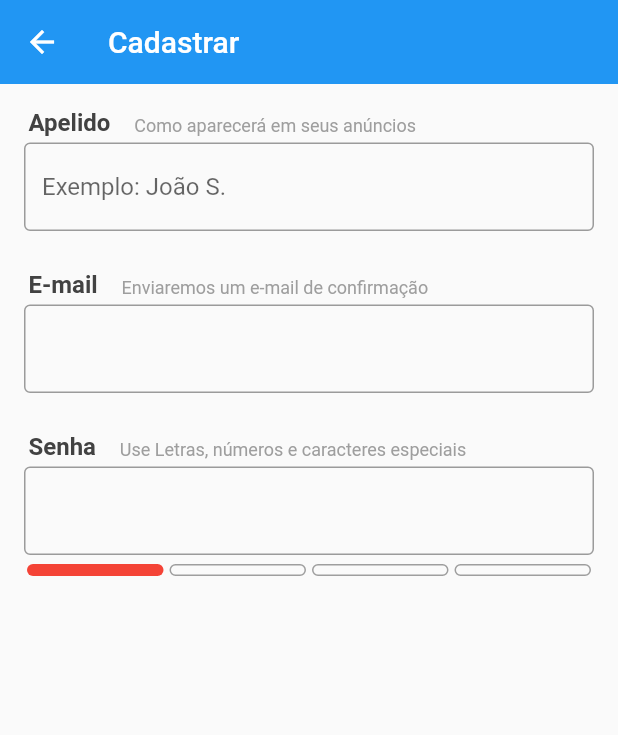
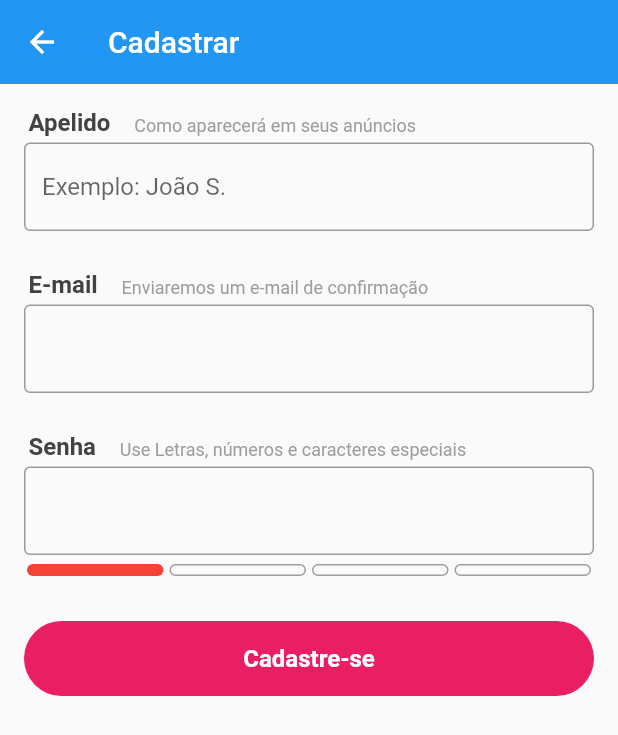
Before and after one commit to emilson-silva/xlo_flutter, a Flutter app: the SignUpScreen screen opened directly, on a phone screen of 412 x 824 dp. Shown: the top 735 px of the screen. Run offline on Flutter 3.47's test engine with Material 2 defaults, Android fonts, the phone set to English and light mode, and no system bars; our stand-ins replace brasil_fields, rxdart.

```diff
--- a/lib/screens/signup/signup_screen.dart
+++ b/lib/screens/signup/signup_screen.dart
@@ -3,8 +3,6 @@ import 'package:xlo/screens/signup/widgets/field_Title.dart';
 import 'package:xlo/screens/signup/widgets/password_field.dart';
 
 class SignUpScreen extends StatefulWidget {
-
-
   @override
   _SignUpScreenState createState() => _SignUpScreenState();
 }
@@ -58,17 +56,36 @@ class _SignUpScreenState extends State<SignUpScreen> {
               title: 'Senha',
               subtitle: 'Use Letras, números e caracteres especiais',
             ),
-            PasswordField(
-              onSaved: (text){
-
-              }
-            ),
+            PasswordField(onSaved: (text) {}),
             Container(
               margin: EdgeInsets.symmetric(vertical: 24.0),
+              height: 50.0,
+              child: RaisedButton(
+                color: Colors.pink,
+                child: Text(
+                  'Cadastre-se',
+                  style: TextStyle(
+                    color: Colors.white,
+                    fontSize: 16.0,
+                    fontWeight: FontWeight.w600,
+                  ),
+                ),
+                onPressed: _signUp,
+                elevation: 0,
+                shape: RoundedRectangleBorder(
+                  borderRadius: BorderRadius.circular(25),
+                ),
+              ),
             )
           ],
         ),
       ),
     );
   }
+
+  void _signUp() {
+    if (_formKey.currentState.validate()) {
+      _formKey.currentState.save();
+    }
+  }
 }
```
Also changed, not shown: lib/blocs/signup_bloc.dart (added, +11 -0 lines).
